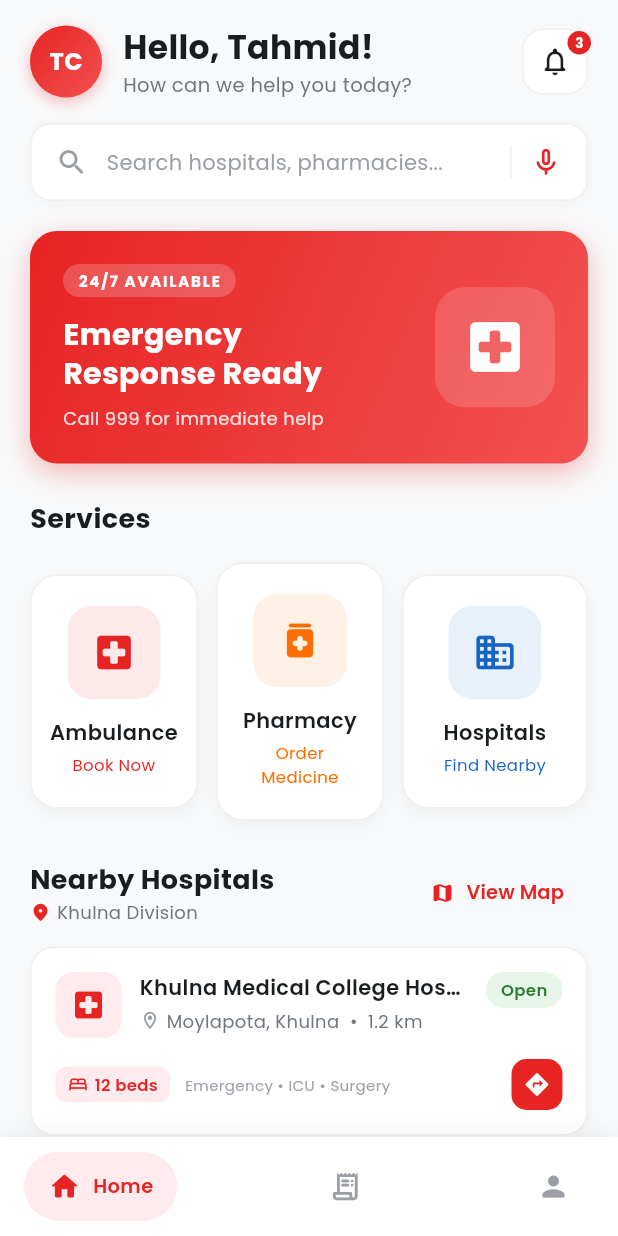
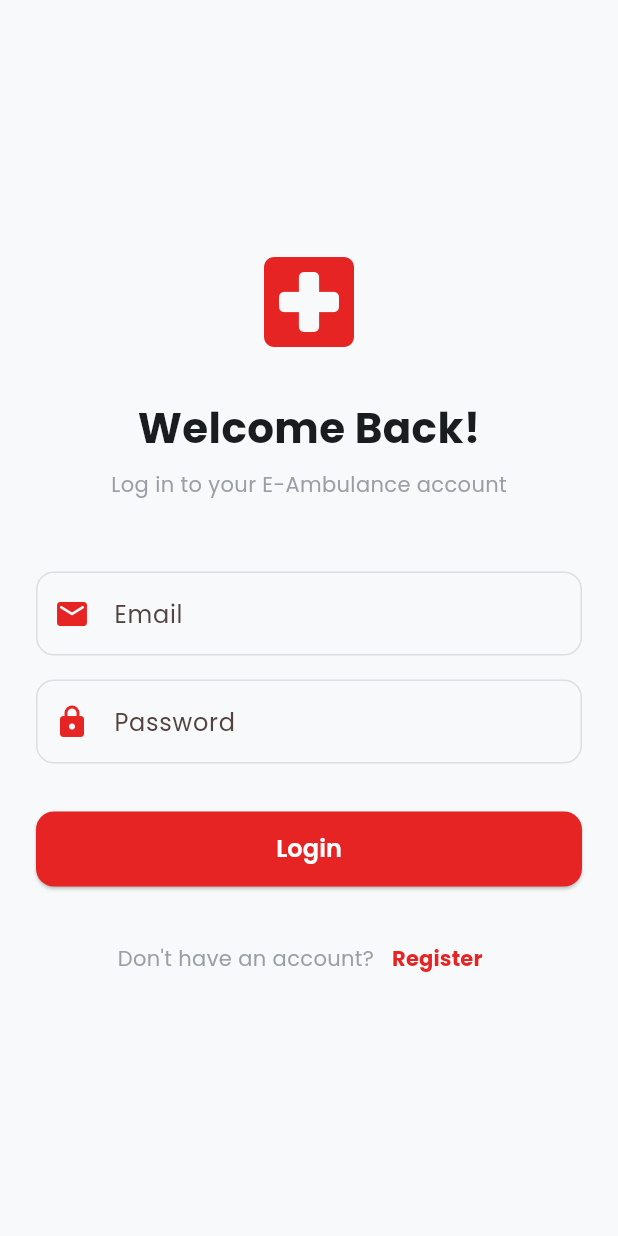
Before and after one commit to Tahmid2K22/Smart-Traffic-Control-and-Emergency-Preemption-System-, a Flutter app: the screen it shows after launch, on a phone screen of 412 x 824 dp. Run offline on Flutter 3.47's test engine with Material 3 defaults, Android fonts, the phone set to English and light mode, and no system bars; drawn by our look-alikes of badges, google_nav_bar; our stand-ins replace cloud_firestore, firebase_auth, firebase_core, google_fonts, shared_preferences, velocity_x; accounts and stored records are empty; generated files the repository leaves out were written again.

Commit message:
Implement Firebase authentication and user management features, including login and registration pages, and integrate Firestore for user data storage.

```diff
--- a/lib/main.dart
+++ b/lib/main.dart
@@ -1,13 +1,23 @@
 import 'package:flutter/material.dart';
 import 'package:google_nav_bar/google_nav_bar.dart';
 import 'package:google_fonts/google_fonts.dart';
+import 'package:firebase_core/firebase_core.dart';
+import 'package:firebase_auth/firebase_auth.dart';
+import 'firebase_options.dart';
 
 import 'constants/colors.dart';
 import 'pages/home_page.dart';
 import 'pages/activity_page.dart';
 import 'pages/profile_page.dart';
+import 'pages/login_page.dart';
 
-void main() => runApp(const AmbulanceApp());
+void main() async {
+  WidgetsFlutterBinding.ensureInitialized();
+  await Firebase.initializeApp(
+    options: DefaultFirebaseOptions.currentPlatform,
+  );
+  runApp(const AmbulanceApp());
+}
 
 class AmbulanceApp extends StatelessWidget {
   const AmbulanceApp({super.key});
@@ -23,7 +33,27 @@ class AmbulanceApp extends StatelessWidget {
         colorSchemeSeed: AppColors.primary,
         useMaterial3: true,
       ),
-      home: const DashboardPage(),
+      home: const AuthGate(),
+    );
+  }
+}
+
+class AuthGate extends StatelessWidget {
+  const AuthGate({super.key});
+
+  @override
+  Widget build(BuildContext context) {
+    return StreamBuilder<User?>(
+      stream: FirebaseAuth.instance.authStateChanges(),
+      builder: (context, snapshot) {
+        // User is not signed in
+        if (!snapshot.hasData) {
+          return const LoginPage();
+        }
+
+        // User is signed in
+        return const DashboardPage();
+      },
     );
   }
 }
--- a/lib/pages/home_page.dart
+++ b/lib/pages/home_page.dart
@@ -275,7 +275,7 @@ class HomePage extends StatelessWidget {
         icon: Icons.medication_rounded,
         label: 'Pharmacy',
         color: const Color(0xFFFF6F00),
-        subtitle: 'Order Medicine',
+        subtitle: 'Nearby',
       ),
       ServiceItem(
         icon: Icons.business_rounded,
--- /dev/null
+++ b/lib/pages/login_page.dart
@@ -0,0 +1,200 @@
+import 'package:flutter/material.dart';
+import 'package:firebase_auth/firebase_auth.dart';
+import 'package:google_fonts/google_fonts.dart';
+import 'package:cloud_firestore/cloud_firestore.dart';
+import 'package:shared_preferences/shared_preferences.dart';
+
+import '../constants/colors.dart';
+import 'register_page.dart';
+
+class LoginPage extends StatefulWidget {
+  const LoginPage({super.key});
+
+  @override
+  State<LoginPage> createState() => _LoginPageState();
+}
+
+class _LoginPageState extends State<LoginPage> {
+  final _emailController = TextEditingController();
+  final _passwordController = TextEditingController();
+  bool _isLoading = false;
+
+  Future<void> _login() async {
+    setState(() => _isLoading = true);
+    try {
+      final userCredential = await FirebaseAuth.instance.signInWithEmailAndPassword(
+        email: _emailController.text.trim(),
+        password: _passwordController.text.trim(),
+      );
+
+      // Fetch user info from Firestore and save locally
+      if (userCredential.user != null) {
+        try {
+          final doc = await FirebaseFirestore.instance.collection('users').doc(userCredential.user!.uid).get();
+          if (doc.exists) {
+            final data = doc.data()!;
+            final prefs = await SharedPreferences.getInstance();
+            await prefs.setString('userName', data['name'] ?? '');
+            await prefs.setString('userEmail', data['email'] ?? userCredential.user!.email ?? '');
+            await prefs.setString('userPhone', data['phone'] ?? '');
+            await prefs.setString('userCity', data['city'] ?? '');
+          }
+        } catch (e) {
+          debugPrint('Error fetching user data: $e');
+        }
+      }
+
+      // Navigation is handled by AuthGate in main.dart
+    } on FirebaseAuthException catch (e) {
+      if (mounted) {
+        ScaffoldMessenger.of(context).showSnackBar(
+          SnackBar(content: Text(e.message ?? 'An error occurred during login.')),
+        );
+      }
+    } finally {
+      if (mounted) setState(() => _isLoading = false);
+    }
+  }
+
+  @override
+  void dispose() {
+    _emailController.dispose();
+    _passwordController.dispose();
+    super.dispose();
+  }
+
+  @override
+  Widget build(BuildContext context) {
+    return Scaffold(
+      backgroundColor: AppColors.background,
+      body: SafeArea(
+        child: Center(
+          child: SingleChildScrollView(
+            padding: const EdgeInsets.symmetric(horizontal: 24),
+            child: Column(
+              mainAxisAlignment: MainAxisAlignment.center,
+              children: [
+                Icon(
+                  Icons.local_hospital_rounded,
+                  size: 80,
+                  color: AppColors.primary,
+                ),
+                const SizedBox(height: 24),
+                Text(
+                  'Welcome Back!',
+                  style: GoogleFonts.poppins(
+                    fontSize: 28,
+                    fontWeight: FontWeight.bold,
+                    color: AppColors.textDark,
+                  ),
+                ),
+                const SizedBox(height: 8),
+                Text(
+                  'Log in to your E-Ambulance account',
+                  style: GoogleFonts.poppins(
+                    fontSize: 14,
+                    color: AppColors.textLight,
+                  ),
+                ),
+                const SizedBox(height: 48),
+                _buildTextField(
+                  controller: _emailController,
+                  label: 'Email',
+                  icon: Icons.email_rounded,
+                  keyboardType: TextInputType.emailAddress,
+                ),
+                const SizedBox(height: 16),
+                _buildTextField(
+                  controller: _passwordController,
+                  label: 'Password',
+                  icon: Icons.lock_rounded,
+                  obscureText: true,
+                ),
+                const SizedBox(height: 32),
+                SizedBox(
+                  width: double.infinity,
+                  height: 50,
+                  child: ElevatedButton(
+                    onPressed: _isLoading ? null : _login,
+                    style: ElevatedButton.styleFrom(
+                      backgroundColor: AppColors.primary,
+                      foregroundColor: AppColors.white,
+                      shape: RoundedRectangleBorder(
+                        borderRadius: BorderRadius.circular(12),
+                      ),
+                    ),
+                    child: _isLoading
+                        ? const CircularProgressIndicator(color: Colors.white)
+                        : Text(
+                            'Login',
+                            style: GoogleFonts.poppins(
+                              fontSize: 16,
+                              fontWeight: FontWeight.w600,
+                            ),
+                          ),
+                  ),
+                ),
+                const SizedBox(height: 24),
+                Row(
+                  mainAxisAlignment: MainAxisAlignment.center,
+                  children: [
+                    Text(
+                      "Don't have an account?",
+                      style: GoogleFonts.poppins(color: AppColors.textLight),
+                    ),
+                    TextButton(
+                      onPressed: () {
+                        Navigator.push(
+                          context,
+                          MaterialPageRoute(
+                            builder: (context) => const RegisterPage(),
+                          ),
+                        );
+                      },
+                      child: Text(
+                        'Register',
+                        style: GoogleFonts.poppins(
+                          color: AppColors.primary,
+                          fontWeight: FontWeight.bold,
+                        ),
+                      ),
+                    ),
+                  ],
+                ),
+              ],
+            ),
+          ),
+        ),
+      ),
+    );
+  }
+
+  Widget _buildTextField({
+    required TextEditingController controller,
+    required String label,
+    required IconData icon,
+    bool obscureText = false,
+    TextInputType keyboardType = TextInputType.text,
+  }) {
+    return TextField(
+      controller: controller,
+      obscureText: obscureText,
+      keyboardType: keyboardType,
+      decoration: InputDecoration(
+        labelText: label,
+        prefixIcon: Icon(icon, color: AppColors.primary),
+        border: OutlineInputBorder(
+          borderRadius: BorderRadius.circular(12),
+        ),
+        enabledBorder: OutlineInputBorder(
+          borderRadius: BorderRadius.circular(12),
+          borderSide: BorderSide(color: AppColors.textLight.withValues(alpha: 0.3)),
+        ),
+        focusedBorder: OutlineInputBorder(
+          borderRadius: BorderRadius.circular(12),
+          borderSide: BorderSide(color: AppColors.primary, width: 2),
+        ),
+      ),
+    );
+  }
+}
--- a/pubspec.yaml
+++ b/pubspec.yaml
@@ -1,4 +1,4 @@
-name: E-Ambulance
+name: e_ambulance
 description: "A new Flutter project."
 # The following line prevents the package from being accidentally published to
 # pub.dev using `flutter pub publish`. This is preferred for private packages.
@@ -39,6 +39,10 @@ dependencies:
   badges: ^3.2.0
   google_fonts: ^8.2.1
   flutter_iconly_plus: ^1.0.1
+  firebase_core: ^4.15.0
+  firebase_auth: ^6.7.0
+  cloud_firestore: ^6.10.0
+  shared_preferences: ^2.5.5
 
 dev_dependencies:
   flutter_test:
```
Also changed, not shown: lib/constants/districts.dart (added, +10 -0 lines), lib/pages/profile_page.dart (+104 -93 lines), lib/pages/register_page.dart (added, +277 -0 lines), pubspec.lock, 7 other files.
